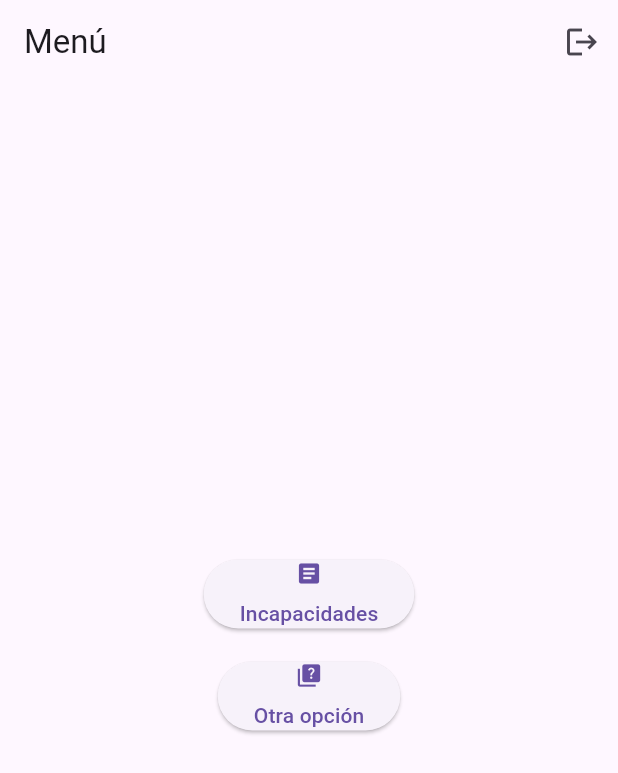
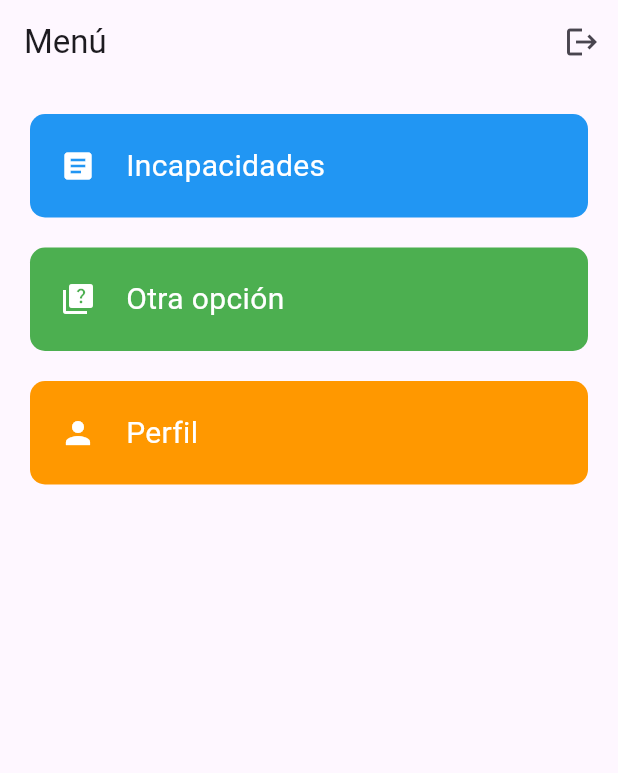
Before and after one commit to leoespi/talento_mxm_flutter, a Flutter app: the MenuPage screen opened directly, on a phone screen of 412 x 824 dp. Shown: the top 773 px of the screen. Run offline on Flutter 3.47's test engine with Material 3 defaults, Android fonts, the phone set to English and light mode, and no system bars; our stand-ins replace get, get_storage, google_fonts, image_picker; accounts and stored records are empty.

Commit message:
Cambio botones menu

```diff
--- a/lib/views/menu.dart
+++ b/lib/views/menu.dart
@@ -10,48 +10,92 @@ class MenuPage extends StatelessWidget {
   Widget build(BuildContext context) {
     return Scaffold(
       appBar: AppBar(
-        title: Text('Menú '),
+        title: Text('Menú'),
         actions: [
           IconButton(
             icon: Icon(Icons.logout),
-            onPressed: () => _authController.logout(), // Llama al método de logout sin argumentos
+            onPressed: () => _authController.logout(),
           ),
         ],
       ),
-      body: Center(
+      body: SingleChildScrollView(
         child: Column(
-          mainAxisAlignment: MainAxisAlignment.center,
-          children: <Widget>[
-            ElevatedButton(
-              onPressed: () {
+          children: [
+            SizedBox(height: 20),
+            GestureDetector(
+              onTap: () {
                 Navigator.push(
                   context,
-                  MaterialPageRoute(builder: (context) => MyForm()), // Reemplaza IncapacidadesPage con el nombre de tu clase de la página de incapacidades
+                  MaterialPageRoute(builder: (context) => MyForm()),
                 );
               },
-              child: Column(
-                children: [
-                  Icon(Icons.article), // Icono de la opción
-                  SizedBox(height: 8),
-                  Text('Incapacidades'), // Texto de la opción
-                ],
+              child: Container(
+                margin: EdgeInsets.symmetric(horizontal: 20),
+                decoration: BoxDecoration(
+                  color: Colors.blue, // Cambia el color de fondo según el diseño
+                  borderRadius: BorderRadius.circular(10),
+                ),
+                padding: EdgeInsets.all(20),
+                child: Row(
+                  children: [
+                    Icon(Icons.article, color: Colors.white), // Icono de la opción
+                    SizedBox(width: 20),
+                    Text(
+                      'Incapacidades', // Texto de la opción
+                      style: TextStyle(color: Colors.white, fontSize: 20),
+                    ),
+                  ],
+                ),
               ),
             ),
             SizedBox(height: 20),
-            ElevatedButton(
-              onPressed: () {
+            GestureDetector(
+              onTap: () {
                 // Agrega aquí la lógica para la otra opción del menú
               },
-              child: Column(
-                children: [
-                  Icon(Icons.quiz), // Icono de la opción
-                  SizedBox(height: 8),
-                  Text('Otra opción'), // Texto de la opción
-                ],
+              child: Container(
+                margin: EdgeInsets.symmetric(horizontal: 20),
+                decoration: BoxDecoration(
+                  color: Colors.green, // Cambia el color de fondo según el diseño
+                  borderRadius: BorderRadius.circular(10),
+                ),
+                padding: EdgeInsets.all(20),
+                child: Row(
+                  children: [
+                    Icon(Icons.quiz, color: Colors.white), // Icono de la opción
+                    SizedBox(width: 20),
+                    Text(
+                      'Otra opción', // Texto de la opción
+                      style: TextStyle(color: Colors.white, fontSize: 20),
+                    ),
+                  ],
+                ),
               ),
             ),
             SizedBox(height: 20),
-            // Agrega más opciones del menú según sea necesario
+            GestureDetector(
+              onTap: () {
+                // Agrega aquí la lógica para la opción de perfil
+              },
+              child: Container(
+                margin: EdgeInsets.symmetric(horizontal: 20),
+                decoration: BoxDecoration(
+                  color: Colors.orange, // Cambia el color de fondo según el diseño
+                  borderRadius: BorderRadius.circular(10),
+                ),
+                padding: EdgeInsets.all(20),
+                child: Row(
+                  children: [
+                    Icon(Icons.person, color: Colors.white), // Icono de la opción
+                    SizedBox(width: 20),
+                    Text(
+                      'Perfil', // Texto de la opción
+                      style: TextStyle(color: Colors.white, fontSize: 20),
+                    ),
+                  ],
+                ),
+              ),
+            ),
           ],
         ),
       ),
```
